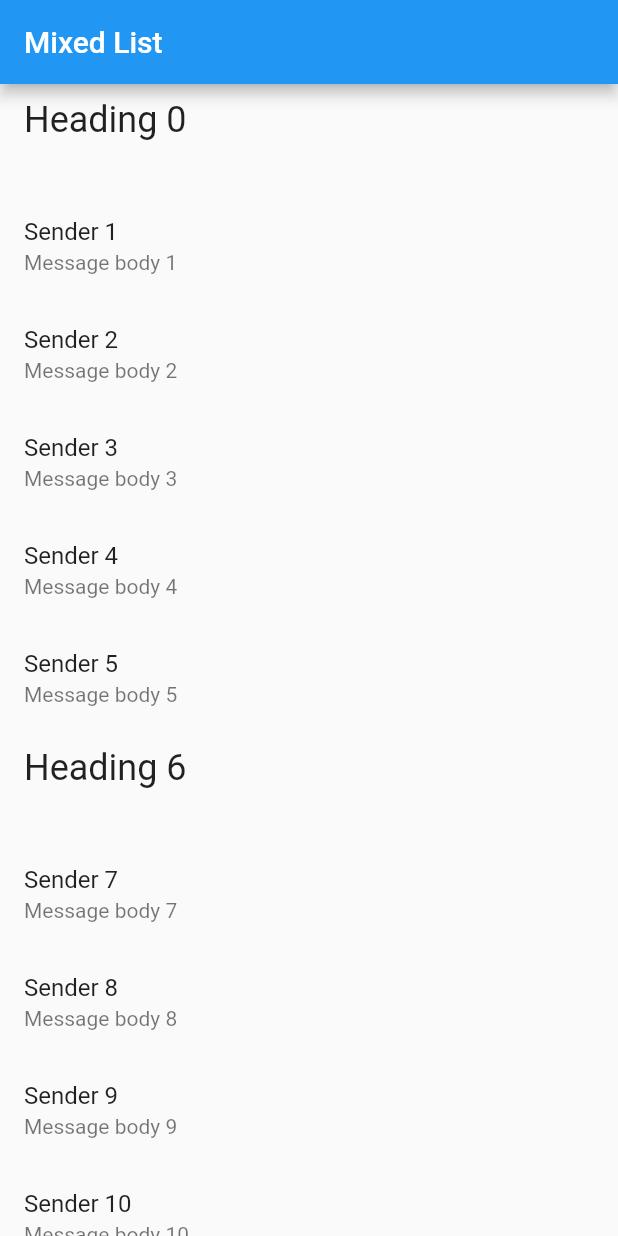
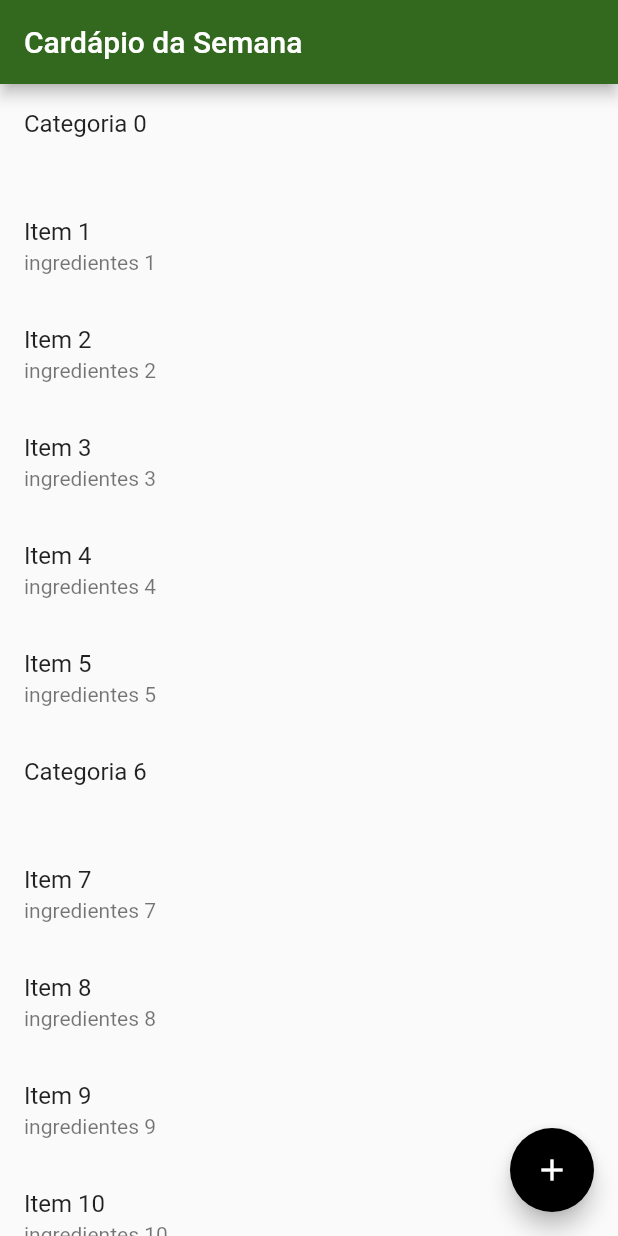
Before and after one commit to Nataliaartini/prog_I, a Flutter app: the screen it shows after launch, on a phone screen of 412 x 824 dp. Run offline on Flutter 3.47's test engine with Material 2 defaults, Android fonts, the phone set to English and light mode, and no system bars; Roboto replaces fonts that are missing (RobotoMono).

Commit message:
adiciona floating button e altera html styles

```diff
--- a/app/menu/lib/main.dart
+++ b/app/menu/lib/main.dart
@@ -5,9 +5,10 @@ void main() {
     MyApp(
       items: List<ListItem>.generate(
         20,
-            (i) => i % 6 == 0
-            ? HeadingItem('Heading $i')
-            : MessageItem('Sender $i', 'Message body $i'),
+            (i) =>
+        i % 6 == 0
+            ? HeadingItem('Categoria $i')
+            : MessageItem('Item $i', 'ingredientes $i'),
       ),
     ),
   );
@@ -18,15 +19,21 @@ class MyApp extends StatelessWidget {
 
   const MyApp({Key? key, required this.items}) : super(key: key);
 
+  ///statefulWidget para componentes com estado que sofrem alteração em tempo de execução
+  ///e statelessWidget para conteúdo estático, sem estado ou sem alteração
+
   @override
+
+  ///possui estado e sobrescreve método build em statelessWidget
   Widget build(BuildContext context) {
-    const title = 'Mixed List';
+    const title = 'Cardápio Cantina UFFS';
 
     return MaterialApp(
       title: title,
       home: Scaffold(
         appBar: AppBar(
-          title: const Text(title),
+          title: const Text("Cardápio da Semana"),
+          backgroundColor: Colors.lightGreen[900],
         ),
         body: ListView.builder(
           // Let the ListView know how many items it needs to build.
@@ -35,12 +42,18 @@ class MyApp extends StatelessWidget {
           // Convert each item into a widget based on the type of item it is.
           itemBuilder: (context, index) {
             final item = items[index];
-
             return ListTile(
               title: item.buildTitle(context),
               subtitle: item.buildSubtitle(context),
             );
           },
+        ),
+        floatingActionButton: FloatingActionButton(
+          onPressed: (){
+            //ADD CODE PRESSED BUTTON
+          },
+          backgroundColor: Colors.black,
+          child: const Icon(Icons.add),
         ),
       ),
     );
@@ -66,7 +79,7 @@ class HeadingItem implements ListItem {
   Widget buildTitle(BuildContext context) {
     return Text(
       heading,
-      style: Theme.of(context).textTheme.headline5,
+      style: ThemeData(fontFamily: 'RobotoMono').textTheme.headline5,
     );
   }
 
```
Also changed, not shown: 2 other files.
